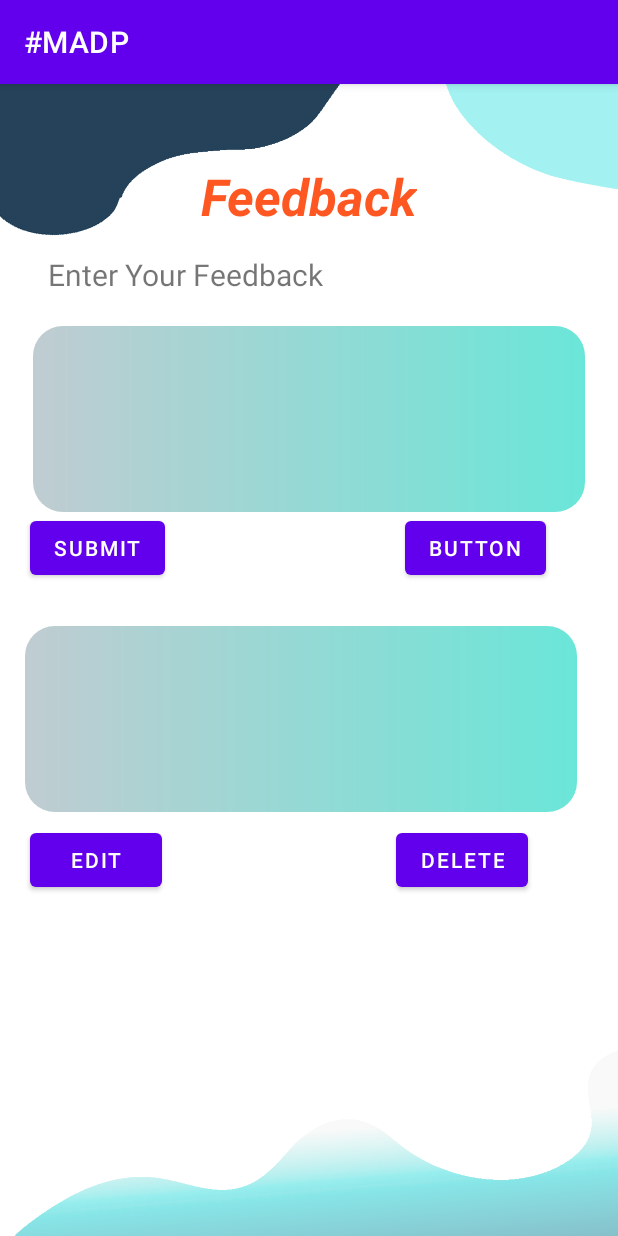
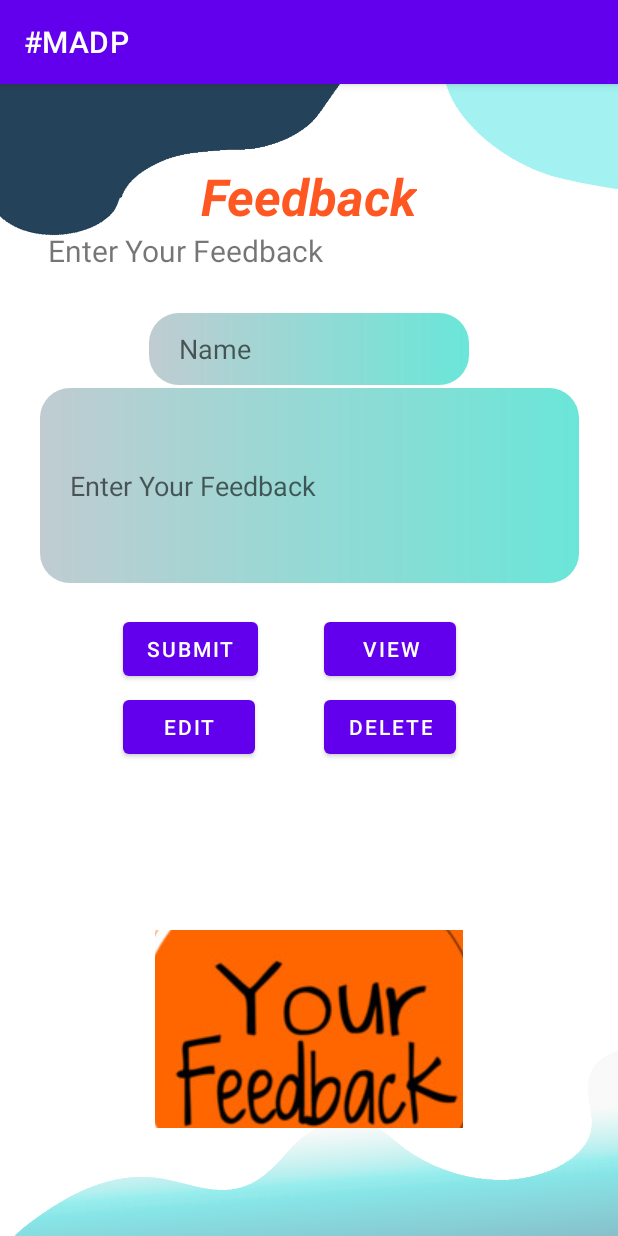
Before and after one commit to it20667696/MAD_Project, an Android app: the Feedback screen opened directly, with no data from a screen before it, on a phone screen of 412 x 824 dp. Run offline under Robolectric (Android 15) with nearby library versions, the phone set to English and light mode, and no system bars.

Commit message:
Newly Added comments

```diff
--- a/app/src/main/java/com/example/madp/Dashboard.java
+++ b/app/src/main/java/com/example/madp/Dashboard.java
@@ -47,7 +47,7 @@ public class Dashboard extends AppCompatActivity {
                     while (res.moveToNext()){
                         stringB.append("Name: "+res.getString(0)+"\n");
                         stringB.append("Username: "+res.getString(1)+"\n");
-                        stringB.append("Password: "+res.getString(2)+"\n");
+
                     }
                     show.setText(stringB.toString());
                     Toast.makeText(Dashboard.this, "Data showed", Toast.LENGTH_LONG).show();
--- a/app/src/main/res/layout/activity_feedback.xml
+++ b/app/src/main/res/layout/activity_feedback.xml
@@ -7,17 +7,6 @@
     android:background="@drawable/microsoftteams_image__1_"
     tools:context=".Feedback">
 
-
-    <TextView
-        android:id="@+id/fbBox"
-        android:layout_width="368dp"
-        android:layout_height="124dp"
-        android:layout_marginTop="28dp"
-        android:background="@drawable/lightblue"
-        app:layout_constraintEnd_toEndOf="parent"
-        app:layout_constraintHorizontal_bias="0.372"
-        app:layout_constraintStart_toStartOf="parent"
-        app:layout_constraintTop_toBottomOf="@+id/Submit" />
 
     <TextView
         android:id="@+id/Feed"
@@ -38,20 +27,8 @@
         android:layout_height="wrap_content"
         android:text="@string/EFB"
         android:textSize="20sp"
-        app:layout_constraintBottom_toTopOf="@+id/FbBox"
         app:layout_constraintEnd_toEndOf="parent"
         app:layout_constraintHorizontal_bias="0.14"
-        app:layout_constraintStart_toStartOf="parent"
-        app:layout_constraintTop_toBottomOf="@+id/Feed"
-        app:layout_constraintVertical_bias="0.433" />
-
-    <TextView
-        android:id="@+id/FbBox"
-        android:layout_width="368dp"
-        android:layout_height="124dp"
-        android:layout_marginTop="64dp"
-        android:background="@drawable/lightblue"
-        app:layout_constraintEnd_toEndOf="parent"
         app:layout_constraintStart_toStartOf="parent"
         app:layout_constraintTop_toBottomOf="@+id/Feed" />
 
@@ -59,43 +36,84 @@
         android:id="@+id/Submit"
         android:layout_width="wrap_content"
         android:layout_height="wrap_content"
+        android:layout_marginTop="20dp"
         android:text="@string/Submit"
-        app:layout_constraintEnd_toEndOf="parent"
-        app:layout_constraintHorizontal_bias="0.063"
-        app:layout_constraintStart_toStartOf="parent"
-        app:layout_constraintTop_toBottomOf="@+id/FbBox" />
+        app:layout_constraintEnd_toEndOf="@+id/Ffbk"
+        app:layout_constraintHorizontal_bias="0.205"
+        app:layout_constraintStart_toStartOf="@+id/Ffbk"
+        app:layout_constraintTop_toBottomOf="@+id/Ffbk" />
 
     <Button
         android:id="@+id/View"
         android:layout_width="wrap_content"
         android:layout_height="wrap_content"
-        android:layout_marginBottom="28dp"
-        android:text="Button"
-        app:layout_constraintBottom_toTopOf="@+id/fbBox"
+        android:layout_marginTop="152dp"
+        android:text="@string/View"
         app:layout_constraintEnd_toEndOf="parent"
-        app:layout_constraintHorizontal_bias="0.768"
-        app:layout_constraintStart_toEndOf="@+id/Submit" />
+        app:layout_constraintHorizontal_bias="0.291"
+        app:layout_constraintStart_toEndOf="@+id/Submit"
+        app:layout_constraintTop_toBottomOf="@+id/Fname" />
 
     <Button
         android:id="@+id/EditFb"
         android:layout_width="wrap_content"
         android:layout_height="wrap_content"
-        android:layout_marginStart="20dp"
-        android:layout_marginTop="8dp"
+        android:layout_marginTop="4dp"
         android:text="@string/EditFb"
-        app:layout_constraintStart_toStartOf="parent"
-        app:layout_constraintTop_toBottomOf="@+id/fbBox" />
+        app:layout_constraintStart_toStartOf="@+id/Submit"
+        app:layout_constraintTop_toBottomOf="@+id/Submit" />
 
     <Button
         android:id="@+id/Delete"
         android:layout_width="wrap_content"
         android:layout_height="wrap_content"
-        android:layout_marginStart="156dp"
-        android:layout_marginTop="8dp"
+        android:layout_marginTop="4dp"
         android:text="@string/Delete"
         app:layout_constraintEnd_toEndOf="parent"
         app:layout_constraintHorizontal_bias="0.0"
-        app:layout_constraintStart_toEndOf="@+id/EditFb"
-        app:layout_constraintTop_toBottomOf="@+id/fbBox" />
+        app:layout_constraintStart_toStartOf="@+id/View"
+        app:layout_constraintTop_toBottomOf="@+id/View" />
+
+    <EditText
+        android:id="@+id/Fname"
+        android:layout_width="wrap_content"
+        android:layout_height="wrap_content"
+        android:layout_marginTop="28dp"
+        android:background="@drawable/lightblue"
+        android:ems="10"
+        android:hint="@string/Fname"
+        android:inputType="textPersonName"
+        android:minHeight="48dp"
+        android:paddingLeft="20dp"
+        app:layout_constraintEnd_toEndOf="parent"
+        app:layout_constraintHorizontal_bias="0.422"
+        app:layout_constraintStart_toStartOf="@+id/Ffbk"
+        app:layout_constraintTop_toBottomOf="@+id/Efbk" />
+
+    <EditText
+        android:id="@+id/Ffbk"
+        android:layout_width="359dp"
+        android:layout_height="130dp"
+        android:layout_marginBottom="20dp"
+        android:background="@drawable/lightblue"
+        android:ems="10"
+        android:hint="@string/inputFbk"
+        android:inputType="textPersonName"
+        android:paddingLeft="20dp"
+        app:layout_constraintBottom_toTopOf="@+id/View"
+        app:layout_constraintEnd_toEndOf="parent"
+        app:layout_constraintStart_toStartOf="parent"
+        app:layout_constraintTop_toBottomOf="@+id/Fname"
+        app:layout_constraintVertical_bias="1.0" />
+
+    <ImageButton
+        android:id="@+id/imageButton3"
+        android:layout_width="205dp"
+        android:layout_height="132dp"
+        android:layout_marginBottom="72dp"
+        app:layout_constraintBottom_toBottomOf="parent"
+        app:layout_constraintEnd_toEndOf="parent"
+        app:layout_constraintStart_toStartOf="parent"
+        app:srcCompat="@drawable/kisspng_clip_art_brand_line_logo_happiness_perfect_solution_android_apps_appnaz_com_5b8198f4c5b445_2472125015352199568098" />
 
 </androidx.constraintlayout.widget.ConstraintLayout>
--- a/app/src/main/res/layout/activity_main.xml
+++ b/app/src/main/res/layout/activity_main.xml
@@ -57,7 +57,6 @@
             android:layout_width="wrap_content"
             android:layout_height="wrap_content"
             android:layout_marginTop="20dp"
-            android:background="@drawable/lightblue"
             android:paddingLeft="8dp"
             android:text="Show Password"
             android:textSize="15dp" />
@@ -67,8 +66,8 @@
             android:layout_width="match_parent"
             android:layout_height="wrap_content"
             android:layout_marginTop="25dp"
-            android:background="@drawable/btnstylesel"
             android:clickable="true"
+            android:backgroundTint="#224453"
             android:text="Log In"
             android:textColor="#fff" />
 
--- a/app/src/main/res/layout/activity_register.xml
+++ b/app/src/main/res/layout/activity_register.xml
@@ -91,7 +91,6 @@
             android:layout_width="wrap_content"
             android:layout_height="wrap_content"
             android:layout_marginTop="20sp"
-            android:background="@drawable/lightblue"
             android:paddingLeft="8sp"
             android:text="Show Password"
             android:textSize="15sp" />
@@ -101,10 +100,10 @@
             android:layout_width="match_parent"
             android:layout_height="wrap_content"
             android:layout_marginTop="25sp"
-            android:background="@drawable/btnstylesel"
+            android:backgroundTint="#224453"
             android:clickable="true"
             android:onClick="signinBtn"
-            android:text="Sign In"
+            android:text="Create Account"
             android:textColor="#fff" />
 
     </LinearLayout>
--- a/app/src/main/res/values/strings.xml
+++ b/app/src/main/res/values/strings.xml
@@ -29,4 +29,7 @@
     <string name="View">View</string>
     <string name="EditFb">Edit</string>
     <string name="Delete">Delete</string>
+    <string name="Fbdelete">Delete</string>
+    <string name="Fname">Name</string>
+    <string name="inputFbk">Enter Your Feedback</string>
 </resources>
```
Also changed, not shown: app/src/main/java/com/example/madp/HomeActivity.java (+5 -5 lines), app/src/main/java/com/example/madp/Mainpage.java (+7 -27 lines), app/src/main/res/layout/activity_dashboard.xml (+3 -4 lines), app/src/main/res/layout/activity_mainpage.xml (+4 -4 lines), app/src/main/res/drawable/kisspng_clip_art_brand_line_logo_happiness_perfect_solution_android_apps_appnaz_com_5b8198f4c5b445_2472125015352199568098.jpg (added).
